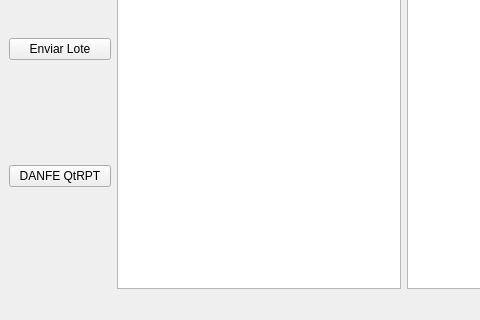
Qt form examples/WidgetsDANFE/mainwindow.ui (cppbr/cppbrasil) before a commit; both pictures show x 0 to 480 and y 197 to 517 of the 700 by 517 pixel window.
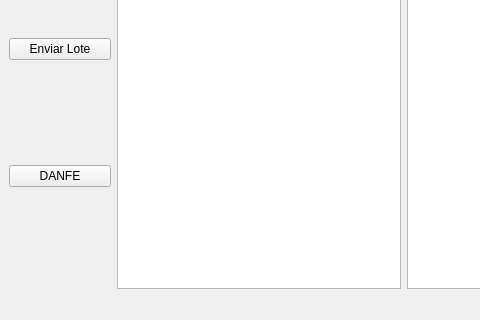
The same form after that commit.

Commit message: feat(DANFE)!: DANFE da NF-e com o BrReport (NT 2026.010) e remove o QtRPT

```diff
--- a/examples/WidgetsDANFE/mainwindow.ui
+++ b/examples/WidgetsDANFE/mainwindow.ui
@@ -34,7 +34,7 @@
       <item>
        <widget class="QPushButton" name="btDanfe">
         <property name="text">
-         <string>DANFE QtRPT</string>
+         <string>DANFE</string>
         </property>
        </widget>
       </item>
```
The commit also changes 673 other files.
